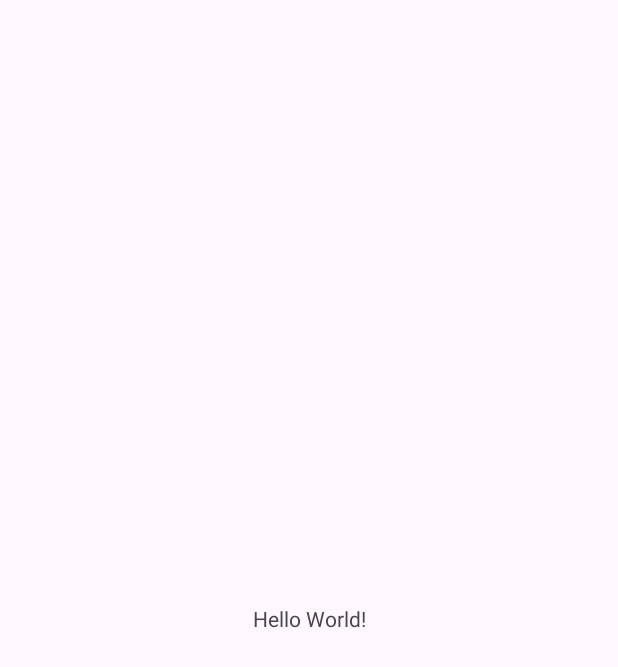
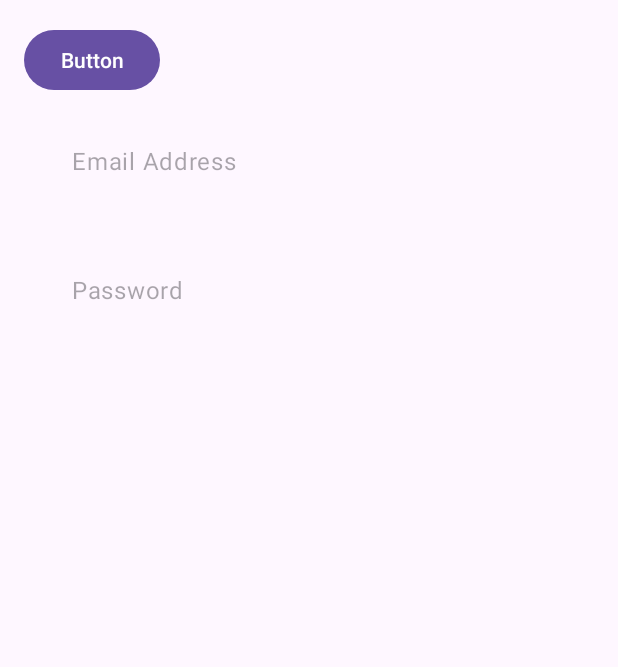
Before and after one commit to eedu7/mobile-application-and-development, an Android app: the screen it shows after launch (MainActivity), on a phone screen of 412 x 824 dp. Before the commit the part shown is almost empty. Shown: the top 667 px of the screen. Run offline under Robolectric (Android 15) with nearby library versions, the phone set to English and light mode, and no system bars.

```diff
--- a/app/build.gradle.kts
+++ b/app/build.gradle.kts
@@ -4,11 +4,11 @@ plugins {
 }
 
 android {
-    namespace = "com.example.assignmentno1"
+    namespace = "com.example.myapplication"
     compileSdk = 34
 
     defaultConfig {
-        applicationId = "com.example.assignmentno1"
+        applicationId = "com.example.myapplication"
         minSdk = 24
         targetSdk = 34
         versionCode = 1
--- a/app/src/main/AndroidManifest.xml
+++ b/app/src/main/AndroidManifest.xml
@@ -10,7 +10,7 @@
         android:label="@string/app_name"
         android:roundIcon="@mipmap/ic_launcher_round"
         android:supportsRtl="true"
-        android:theme="@style/Theme.AssignmentNo1"
+        android:theme="@style/Theme.MyApplication"
         tools:targetApi="31">
         <activity
             android:name=".MainActivity"
--- a/app/src/main/java/com/example/assignmentno1/MainActivity.kt
+++ b/app/src/main/java/com/example/myapplication/MainActivity.kt
@@ -1,4 +1,4 @@
-package com.example.assignmentno1
+package com.example.myapplication
 
 import android.os.Bundle
 import androidx.activity.enableEdgeToEdge
--- a/app/src/main/res/layout/activity_main.xml
+++ b/app/src/main/res/layout/activity_main.xml
@@ -7,13 +7,56 @@
     android:layout_height="match_parent"
     tools:context=".MainActivity">
 
-    <TextView
-        android:layout_width="wrap_content"
+    <LinearLayout
+        android:id="@+id/linearLayout"
+        android:layout_width="0dp"
+        android:layout_height="0dp"
+        android:orientation="vertical"
+        app:layout_constraintTop_toTopOf="parent"
+        app:layout_constraintBottom_toTopOf="@id/bottomNavigationView"
+        app:layout_constraintStart_toStartOf="parent"
+        app:layout_constraintEnd_toEndOf="parent"
+        android:padding="16dp">
+
+        <Button
+            android:id="@+id/button"
+            android:layout_width="wrap_content"
+            android:layout_height="wrap_content"
+            android:text="Button" />
+
+        <EditText
+            android:id="@+id/editTextTextEmailAddress"
+            style="@style/Widget.Material3.AutoCompleteTextView.FilledBox"
+            android:layout_width="match_parent"
+            android:layout_height="wrap_content"
+            android:layout_margin="16dp"
+            android:padding="16dp"
+            android:hint="Email Address"
+            android:inputType="textEmailAddress" />
+
+        <EditText
+            android:id="@+id/editTextTextPassword"
+            style="@style/Widget.Material3.AutoCompleteTextView.FilledBox"
+            android:layout_width="match_parent"
+            android:layout_height="wrap_content"
+            android:layout_margin="16dp"
+            android:padding="16dp"
+            android:hint="Password"
+            android:inputType="textPassword" />
+
+        <ImageView
+            android:id="@+id/imageView"
+            android:layout_width="24dp"
+            android:layout_height="192dp"
+            tools:srcCompat="@tools:sample/avatars" />
+    </LinearLayout>
+
+    <com.google.android.material.bottomnavigation.BottomNavigationView
+        android:id="@+id/bottomNavigationView"
+        android:layout_width="0dp"
         android:layout_height="wrap_content"
-        android:text="Hello World!"
         app:layout_constraintBottom_toBottomOf="parent"
-        app:layout_constraintEnd_toEndOf="parent"
         app:layout_constraintStart_toStartOf="parent"
-        app:layout_constraintTop_toTopOf="parent" />
+        app:layout_constraintEnd_toEndOf="parent" />
 
 </androidx.constraintlayout.widget.ConstraintLayout>
--- a/app/src/main/res/values-night/themes.xml
+++ b/app/src/main/res/values-night/themes.xml
@@ -1,6 +1,6 @@
 <resources xmlns:tools="http://schemas.android.com/tools">
     <!-- Base application theme. -->
-    <style name="Base.Theme.AssignmentNo1" parent="Theme.Material3.DayNight.NoActionBar">
+    <style name="Base.Theme.MyApplication" parent="Theme.Material3.DayNight.NoActionBar">
         <!-- Customize your dark theme here. -->
         <!-- <item name="colorPrimary">@color/my_dark_primary</item> -->
     </style>
--- a/app/src/main/res/values/strings.xml
+++ b/app/src/main/res/values/strings.xml
@@ -1,3 +1,3 @@
 <resources>
-    <string name="app_name">Assignment No 1</string>
+    <string name="app_name">My Application</string>
 </resources>
--- a/app/src/main/res/values/themes.xml
+++ b/app/src/main/res/values/themes.xml
@@ -1,9 +1,9 @@
 <resources xmlns:tools="http://schemas.android.com/tools">
     <!-- Base application theme. -->
-    <style name="Base.Theme.AssignmentNo1" parent="Theme.Material3.DayNight.NoActionBar">
+    <style name="Base.Theme.MyApplication" parent="Theme.Material3.DayNight.NoActionBar">
         <!-- Customize your light theme here. -->
         <!-- <item name="colorPrimary">@color/my_light_primary</item> -->
     </style>
 
-    <style name="Theme.AssignmentNo1" parent="Base.Theme.AssignmentNo1" />
+    <style name="Theme.MyApplication" parent="Base.Theme.MyApplication" />
 </resources>
--- a/settings.gradle.kts
+++ b/settings.gradle.kts
@@ -19,5 +19,5 @@ dependencyResolutionManagement {
     }
 }
 
-rootProject.name = "Assignment No 1"
+rootProject.name = "My Application"
 include(":app")
```
Also changed, not shown: app/src/main/java/com/example/myapplication/GridActivity.kt (added, +12 -0 lines), app/src/main/res/layout/activity_grid_layout.xml (added, +134 -0 lines), gradle/wrapper/gradle-wrapper.properties, 5 other files.
